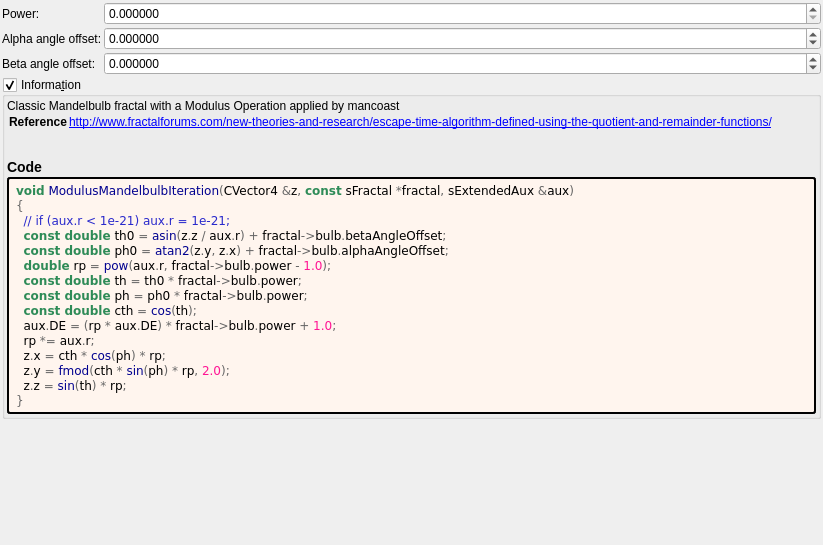
First picture: the form in mandelbulber2/formula/ui/modulus_mandelbulb.ui, repository buddhi1980/mandelbulber2, before the edit.
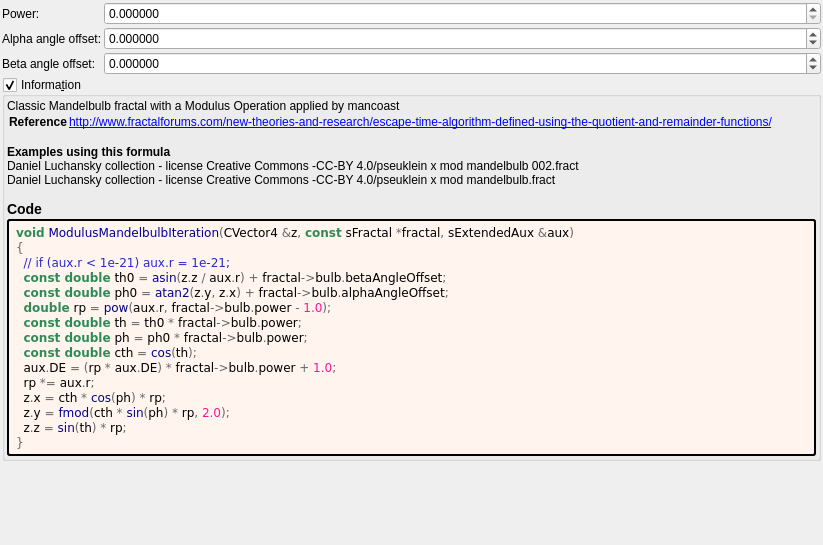
Second picture: the form after the edit. Custom widgets are drawn as their Qt base class.

What changed in the file:
```diff
--- a/mandelbulber2/formula/ui/modulus_mandelbulb.ui
+++ b/mandelbulber2/formula/ui/modulus_mandelbulb.ui
@@ -175,7 +175,7 @@
 &lt;tr&gt;&lt;th&gt;Reference&lt;/th&gt;&lt;td&gt;&lt;a href=&quot;http://www.fractalforums.com/new-theories-and-research/escape-time-algorithm-defined-using-the-quotient-and-remainder-functions/&quot;&gt;http://www.fractalforums.com/new-theories-and-research/escape-time-algorithm-defined-using-the-quotient-and-remainder-functions/&lt;br&gt;
 &lt;/td&gt;&lt;/tr&gt;
 &lt;/table&gt;
-&lt;h3&gt;Code&lt;/h3&gt;</string>
+&lt;br&gt;&lt;b&gt;Examples using this formula&lt;/b&gt;&lt;br&gt;Daniel Luchansky collection - license Creative Commons -CC-BY 4.0/pseuklein x mod mandelbulb 002.fract&lt;br&gt;Daniel Luchansky collection - license Creative Commons -CC-BY 4.0/pseuklein x mod mandelbulb.fract&lt;h3&gt;Code&lt;/h3&gt;</string>
         </property>
         <property name="wordWrap">
          <bool>true</bool>
```
